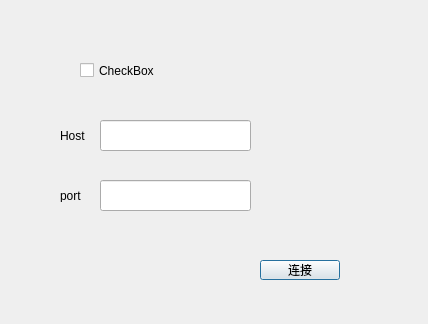
Freedom-JJ/SignalAnalysis, file src/signA/View/redissetupdialog.ui: the form before one commit.
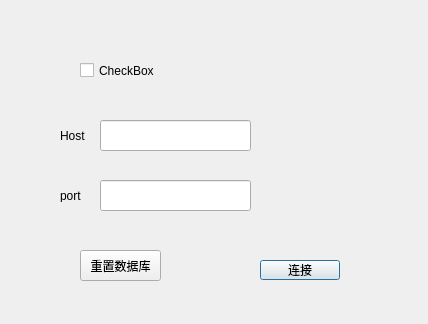
The form after the commit.

What changed in the file:
```diff
--- a/src/signA/View/redissetupdialog.ui
+++ b/src/signA/View/redissetupdialog.ui
@@ -85,6 +85,19 @@
     <string>连接</string>
    </property>
   </widget>
+  <widget class="QPushButton" name="InitButton">
+   <property name="geometry">
+    <rect>
+     <x>80</x>
+     <y>250</y>
+     <width>81</width>
+     <height>31</height>
+    </rect>
+   </property>
+   <property name="text">
+    <string>重置数据库</string>
+   </property>
+  </widget>
  </widget>
  <resources/>
  <connections/>
```
